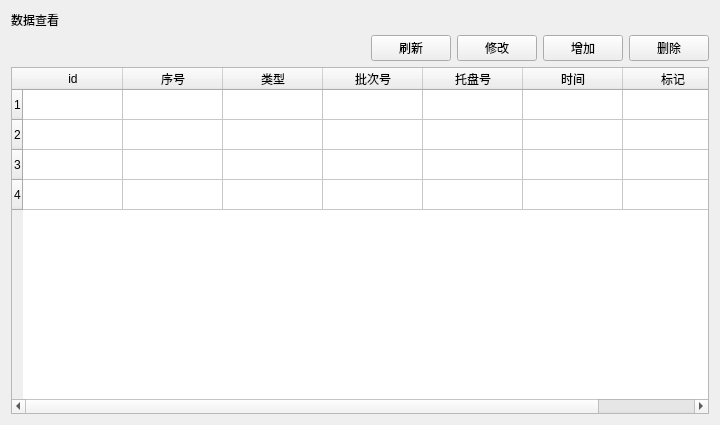
This is viewdata.ui in kangwenyun/batch_acquisition_system_qt_before as Qt 5 draws it before an edit. The edited form follows.
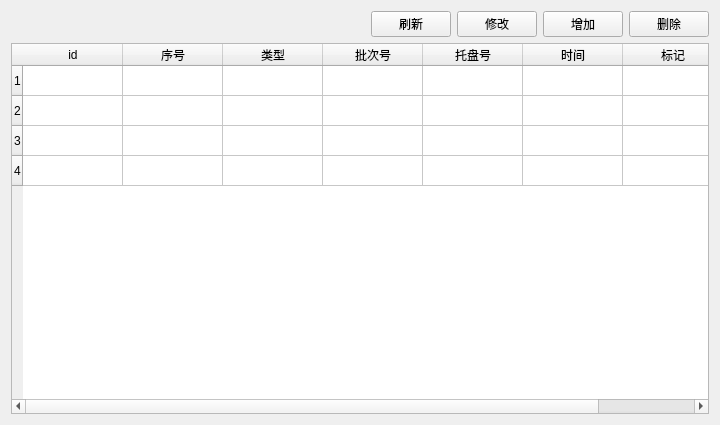
This is the edited form.

Commit message: getlog tablewidget 数据读取成功,表头设置失败

```diff
--- a/viewdata.ui
+++ b/viewdata.ui
@@ -16,13 +16,6 @@
   <layout class="QVBoxLayout" name="verticalLayout_2">
    <item>
     <layout class="QVBoxLayout" name="verticalLayout">
-     <item>
-      <widget class="QLabel" name="label">
-       <property name="text">
-        <string>数据查看</string>
-       </property>
-      </widget>
-     </item>
      <item>
       <layout class="QHBoxLayout" name="horizontalLayout">
        <item>
```
The commit also changes 10 other files.
